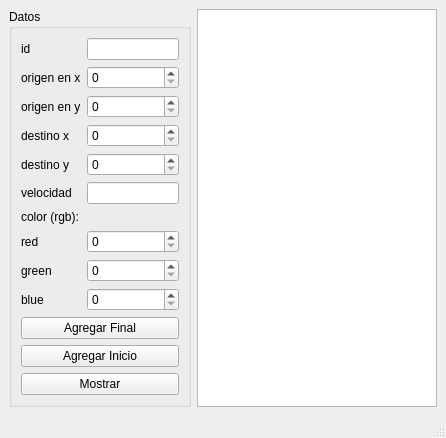
Qt form ac8/interfas.ui (eduardosanchezsacnehz/UI-User-Interface) before a commit.
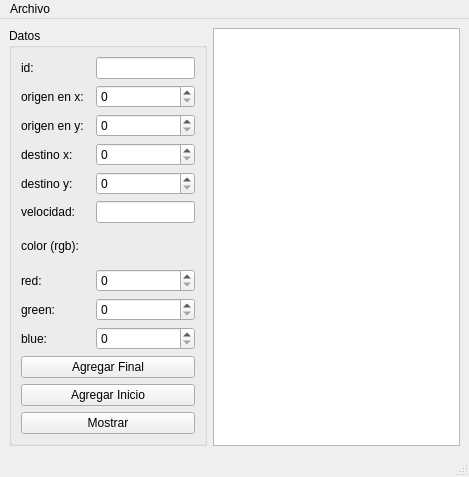
The same form after that commit.

Commit message: Se acomoda la interfaz punto ui

```diff
--- a/ac8/interfas.ui
+++ b/ac8/interfas.ui
@@ -6,8 +6,8 @@
    <rect>
     <x>0</x>
     <y>0</y>
-    <width>446</width>
-    <height>426</height>
+    <width>469</width>
+    <height>477</height>
    </rect>
   </property>
   <property name="windowTitle">
@@ -21,27 +21,93 @@
        <string>Datos</string>
       </property>
       <layout class="QGridLayout" name="gridLayout">
-       <item row="2" column="0">
-        <widget class="QLabel" name="label_3">
+       <item row="13" column="0" colspan="3">
+        <widget class="QPushButton" name="mostrar_pushButton">
          <property name="text">
-          <string>origen en y</string>
+          <string>Mostrar</string>
+         </property>
+        </widget>
+       </item>
+       <item row="7" column="2">
+        <widget class="QSpinBox" name="red_spinBox">
+         <property name="maximum">
+          <number>500</number>
          </property>
         </widget>
        </item>
        <item row="0" column="0">
         <widget class="QLabel" name="label">
          <property name="text">
-          <string>id</string>
+          <string>id:</string>
          </property>
         </widget>
        </item>
-       <item row="0" column="1">
+       <item row="8" column="2">
+        <widget class="QSpinBox" name="green_spinBox">
+         <property name="maximum">
+          <number>500</number>
+         </property>
+        </widget>
+       </item>
+       <item row="9" column="0" colspan="2">
+        <widget class="QLabel" name="label_10">
+         <property name="text">
+          <string>blue: </string>
+         </property>
+        </widget>
+       </item>
+       <item row="8" column="0" colspan="2">
+        <widget class="QLabel" name="label_9">
+         <property name="text">
+          <string>green:</string>
+         </property>
+        </widget>
+       </item>
+       <item row="3" column="2">
+        <widget class="QSpinBox" name="destino_x_spinBox">
+         <property name="maximum">
+          <number>500</number>
+         </property>
+        </widget>
+       </item>
+       <item row="2" column="0">
+        <widget class="QLabel" name="label_3">
+         <property name="text">
+          <string>origen en y:</string>
+         </property>
+        </widget>
+       </item>
+       <item row="5" column="0">
+        <widget class="QLabel" name="label_6">
+         <property name="text">
+          <string>velocidad:</string>
+         </property>
+        </widget>
+       </item>
+       <item row="0" column="2">
         <widget class="QLineEdit" name="id_lineEdit"/>
        </item>
+       <item row="12" column="0" colspan="3">
+        <widget class="QPushButton" name="agregar_inicio_pushButton">
+         <property name="text">
+          <string>Agregar Inicio</string>
+         </property>
+        </widget>
+       </item>
        <item row="3" column="0">
         <widget class="QLabel" name="label_4">
          <property name="text">
-          <string>destino x</string>
+          <string>destino x:</string>
+         </property>
+        </widget>
+       </item>
+       <item row="5" column="2">
+        <widget class="QLineEdit" name="velocidad_lineEdit"/>
+       </item>
+       <item row="1" column="2">
+        <widget class="QSpinBox" name="origen_x_spinBox">
+         <property name="maximum">
+          <number>500</number>
          </property>
         </widget>
        </item>
@@ -52,115 +118,49 @@
          </property>
         </widget>
        </item>
-       <item row="12" column="0" colspan="2">
-        <widget class="QPushButton" name="agregar_inicio_pushButton">
-         <property name="text">
-          <string>Agregar Inicio</string>
+       <item row="9" column="2">
+        <widget class="QSpinBox" name="blue_spinBox">
+         <property name="maximum">
+          <number>500</number>
          </property>
         </widget>
        </item>
-       <item row="13" column="0" colspan="2">
-        <widget class="QPushButton" name="mostrar_pushButton">
+       <item row="7" column="0" colspan="2">
+        <widget class="QLabel" name="label_8">
          <property name="text">
-          <string>Mostrar</string>
-         </property>
-        </widget>
-       </item>
-       <item row="10" column="0" rowspan="2" colspan="2">
-        <widget class="QPushButton" name="agregar_final_pushButton">
-         <property name="text">
-          <string>Agregar Final</string>
-         </property>
-        </widget>
-       </item>
-       <item row="5" column="0">
-        <widget class="QLabel" name="label_6">
-         <property name="text">
-          <string>velocidad</string>
+          <string>red:</string>
          </property>
         </widget>
        </item>
        <item row="4" column="0">
         <widget class="QLabel" name="label_5">
          <property name="text">
-          <string>destino y</string>
+          <string>destino y: </string>
          </property>
         </widget>
        </item>
-       <item row="7" column="0">
-        <widget class="QLabel" name="label_8">
-         <property name="text">
-          <string>red</string>
+       <item row="2" column="2">
+        <widget class="QSpinBox" name="origen_y_spinBox">
+         <property name="maximum">
+          <number>500</number>
          </property>
         </widget>
        </item>
-       <item row="9" column="0">
-        <widget class="QLabel" name="label_10">
+       <item row="11" column="0" colspan="3">
+        <widget class="QPushButton" name="agregar_final_pushButton">
          <property name="text">
-          <string>blue</string>
-         </property>
-        </widget>
-       </item>
-       <item row="5" column="1">
-        <widget class="QLineEdit" name="velocidad_lineEdit"/>
-       </item>
-       <item row="8" column="0">
-        <widget class="QLabel" name="label_9">
-         <property name="text">
-          <string>green</string>
+          <string>Agregar Final</string>
          </property>
         </widget>
        </item>
        <item row="1" column="0">
         <widget class="QLabel" name="label_2">
          <property name="text">
-          <string>origen en x</string>
+          <string>origen en x:</string>
          </property>
         </widget>
        </item>
-       <item row="7" column="1">
-        <widget class="QSpinBox" name="red_spinBox">
-         <property name="maximum">
-          <number>255</number>
-         </property>
-        </widget>
-       </item>
-       <item row="8" column="1">
-        <widget class="QSpinBox" name="green_spinBox">
-         <property name="maximum">
-          <number>255</number>
-         </property>
-        </widget>
-       </item>
-       <item row="9" column="1">
-        <widget class="QSpinBox" name="blue_spinBox">
-         <property name="maximum">
-          <number>255</number>
-         </property>
-        </widget>
-       </item>
-       <item row="1" column="1">
-        <widget class="QSpinBox" name="origen_x_spinBox">
-         <property name="maximum">
-          <number>500</number>
-         </property>
-        </widget>
-       </item>
-       <item row="2" column="1">
-        <widget class="QSpinBox" name="origen_y_spinBox">
-         <property name="maximum">
-          <number>500</number>
-         </property>
-        </widget>
-       </item>
-       <item row="3" column="1">
-        <widget class="QSpinBox" name="destino_x_spinBox">
-         <property name="maximum">
-          <number>500</number>
-         </property>
-        </widget>
-       </item>
-       <item row="4" column="1">
+       <item row="4" column="2">
         <widget class="QSpinBox" name="destino_y_spinBox">
          <property name="maximum">
           <number>500</number>
@@ -180,10 +180,18 @@
     <rect>
      <x>0</x>
      <y>0</y>
-     <width>446</width>
+     <width>469</width>
      <height>21</height>
     </rect>
    </property>
+   <widget class="QMenu" name="menuArchivo">
+    <property name="title">
+     <string>Archivo</string>
+    </property>
+    <addaction name="actionAbrir"/>
+    <addaction name="actionGuardar"/>
+   </widget>
+   <addaction name="menuArchivo"/>
   </widget>
   <widget class="QStatusBar" name="statusbar"/>
  </widget>
```
Left out of the diff: 16 changed lines with no effect on the pictures.
